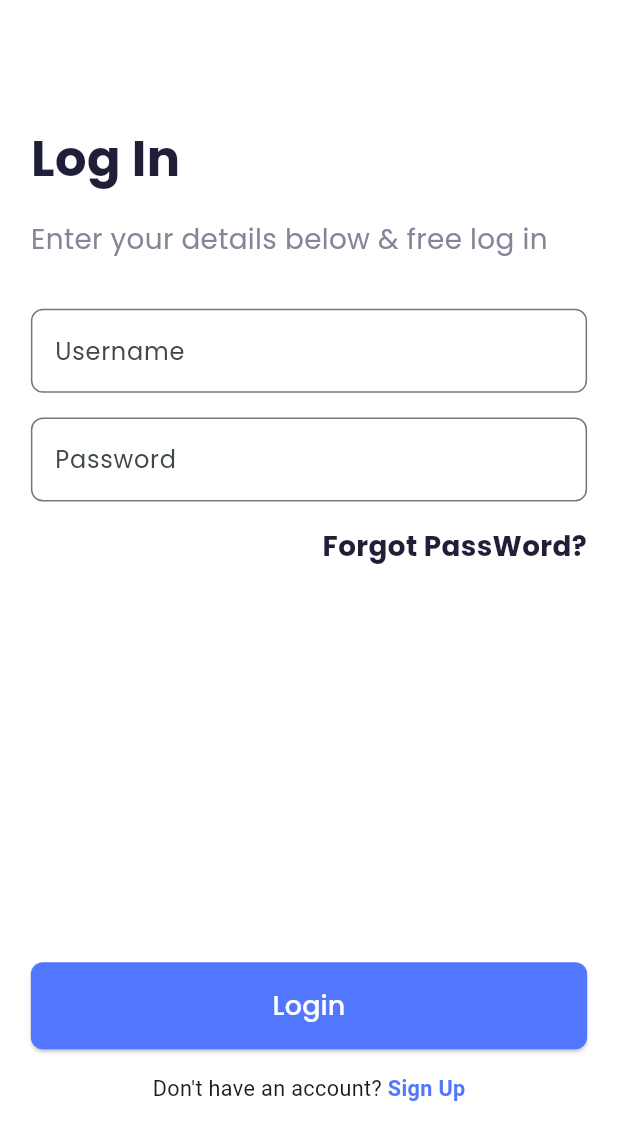
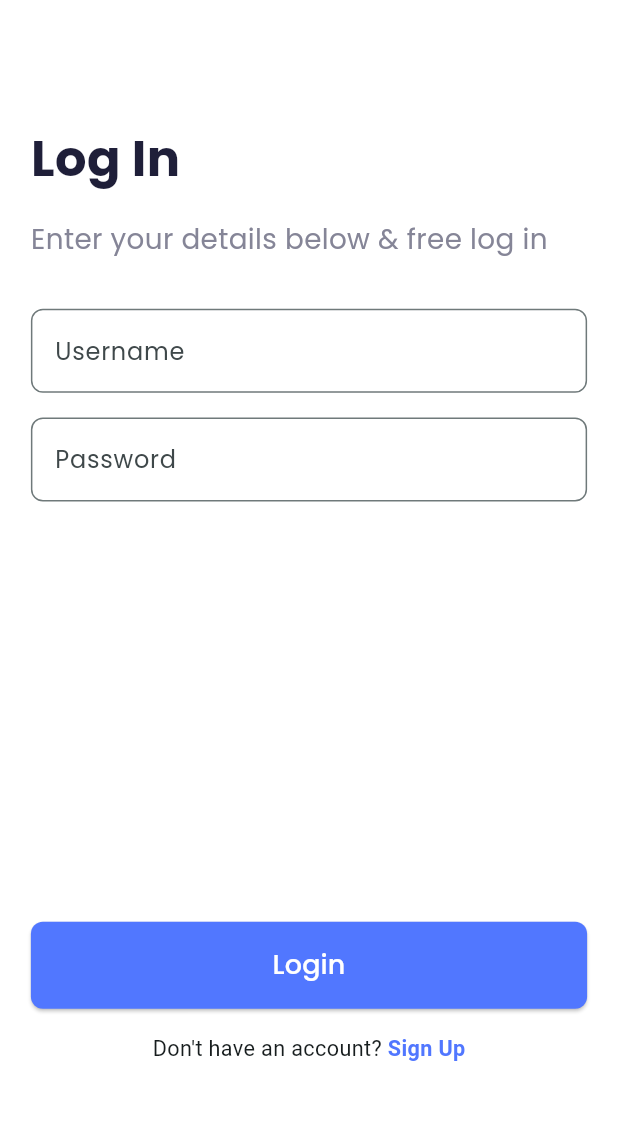
Before and after one commit to IamSAShuvo/classroom-app, a Flutter app: the screen it shows after launch, after a tap on "Log in", on a phone screen of 412 x 824 dp. Shown: the top 1140 px of the screen. Run offline on Flutter 3.47's test engine with Material 3 defaults, Android fonts, the phone set to English and light mode, and no system bars; our stand-ins replace flutter_svg; network calls fail.

Commit message:
refactor: comment to remove forgot password and unnecessary comment

```diff
--- a/lib/components/widgets/loginScreen/login_screen.dart
+++ b/lib/components/widgets/loginScreen/login_screen.dart
@@ -181,15 +181,15 @@ class _LoginScreenState extends State<LoginScreen> {
                         ),
                       ),
                       SizedBox(height: screenHeight * 0.02),
-                      Text(
-                        'Forgot PassWord?',
-                        style: TextStyle(
-                          color: AppColors.homeScreenHeadingColor,
-                          fontSize: screenWidth * 0.045,
-                          fontWeight: FontWeight.bold,
-                        ),
-                        textAlign: TextAlign.end,
-                      ),
+                      // Text(
+                      //   'Forgot PassWord?',
+                      //   style: TextStyle(
+                      //     color: AppColors.homeScreenHeadingColor,
+                      //     fontSize: screenWidth * 0.045,
+                      //     fontWeight: FontWeight.bold,
+                      //   ),
+                      //   textAlign: TextAlign.end,
+                      // ),
                       SizedBox(height: screenHeight * 0.32),
                       ElevatedButton(
                         style: ElevatedButton.styleFrom(
@@ -202,7 +202,7 @@ class _LoginScreenState extends State<LoginScreen> {
                         ),
                         onPressed: _isLoading ? null : _login,
                         child: _isLoading
-                            ? const CircularProgressIndicator() // Show loading indicator
+                            ? const CircularProgressIndicator()
                             : const Text(
                                 'Login',
                                 style: TextStyle(fontSize: 18),
```
